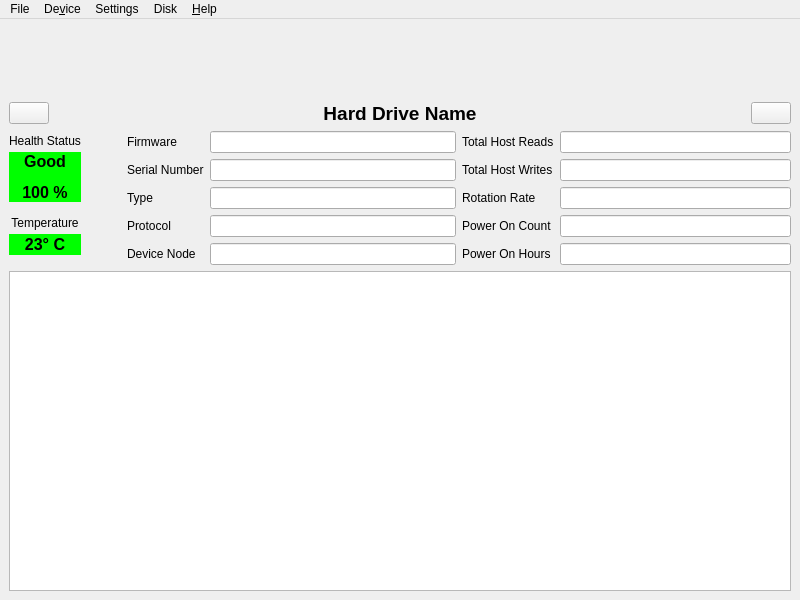
edisionnano/QDiskInfo, file src/mainwindow.ui: the form before one commit.
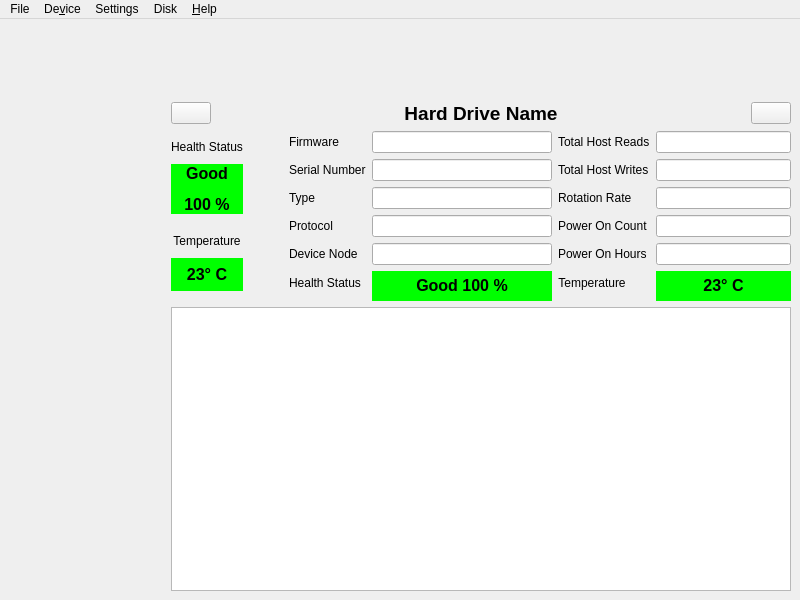
The form after the commit. Icons and pictures are not drawn.

Commit message: Add support for CrystalDiskInfo Anime Themes Closes #7

What changed in the file:
```diff
--- a/src/mainwindow.ui
+++ b/src/mainwindow.ui
@@ -30,46 +30,7 @@
    <layout class="QHBoxLayout" name="horizontalLayout_2">
     <item>
      <layout class="QGridLayout" name="gridLayout">
-      <item row="0" column="0">
-       <layout class="QHBoxLayout" name="disks">
-        <item>
-         <widget class="QScrollArea" name="scrollArea">
-          <property name="sizePolicy">
-           <sizepolicy hsizetype="Expanding" vsizetype="Fixed">
-            <horstretch>0</horstretch>
-            <verstretch>0</verstretch>
-           </sizepolicy>
-          </property>
-          <property name="frameShape">
-           <enum>QFrame::Shape::NoFrame</enum>
-          </property>
-          <property name="verticalScrollBarPolicy">
-           <enum>Qt::ScrollBarPolicy::ScrollBarAlwaysOff</enum>
-          </property>
-          <property name="widgetResizable">
-           <bool>true</bool>
-          </property>
-          <widget class="QWidget" name="scrollAreaWidgetContents">
-           <property name="geometry">
-            <rect>
-             <x>0</x>
-             <y>0</y>
-             <width>784</width>
-             <height>16</height>
-            </rect>
-           </property>
-           <property name="sizePolicy">
-            <sizepolicy hsizetype="Preferred" vsizetype="Fixed">
-             <horstretch>0</horstretch>
-             <verstretch>0</verstretch>
-            </sizepolicy>
-           </property>
-          </widget>
-         </widget>
-        </item>
-       </layout>
-      </item>
-      <item row="3" column="0">
+      <item row="3" column="1">
        <widget class="QTableWidget" name="dataTable">
         <property name="autoFillBackground">
          <bool>false</bool>
@@ -82,64 +43,7 @@
         </property>
        </widget>
       </item>
-      <item row="1" column="0">
-       <layout class="QHBoxLayout" name="navigation">
-        <item>
-         <widget class="QPushButton" name="previousButton">
-          <property name="text">
-           <string/>
-          </property>
-          <property name="icon">
-           <iconset theme="go-previous"/>
-          </property>
-         </widget>
-        </item>
-        <item>
-         <spacer name="horizontalSpacer_2">
-          <property name="orientation">
-           <enum>Qt::Orientation::Horizontal</enum>
-          </property>
-          <property name="sizeHint" stdset="0">
-           <size>
-            <width>40</width>
-            <height>20</height>
-           </size>
-          </property>
-         </spacer>
-        </item>
-        <item>
-         <widget class="QLabel" name="diskName">
-          <property name="text">
-           <string>&lt;html&gt;&lt;head/&gt;&lt;body&gt;&lt;p align=&quot;center&quot;&gt;&lt;span style=&quot; font-size:14pt; font-weight:700;&quot;&gt;Hard Drive Name&lt;/span&gt;&lt;/p&gt;&lt;/body&gt;&lt;/html&gt;</string>
-          </property>
-         </widget>
-        </item>
-        <item>
-         <spacer name="horizontalSpacer">
-          <property name="orientation">
-           <enum>Qt::Orientation::Horizontal</enum>
-          </property>
-          <property name="sizeHint" stdset="0">
-           <size>
-            <width>40</width>
-            <height>20</height>
-           </size>
-          </property>
-         </spacer>
-        </item>
-        <item>
-         <widget class="QPushButton" name="nextButton">
-          <property name="text">
-           <string/>
-          </property>
-          <property name="icon">
-           <iconset theme="go-next"/>
-          </property>
-         </widget>
-        </item>
-       </layout>
-      </item>
-      <item row="2" column="0">
+      <item row="2" column="1">
        <layout class="QHBoxLayout" name="info">
         <item>
          <layout class="QVBoxLayout" name="verticalLayout">
@@ -303,11 +207,43 @@
               <property name="text">
                <string/>
               </property>
+              <property name="frame">
+               <bool>true</bool>
+              </property>
               <property name="readOnly">
                <bool>true</bool>
               </property>
              </widget>
             </item>
+            <item row="5" column="1">
+             <widget class="QLabel" name="healthStatusValueLabelHorizontal">
+              <property name="enabled">
+               <bool>true</bool>
+              </property>
+              <property name="minimumSize">
+               <size>
+                <width>180</width>
+                <height>30</height>
+               </size>
+              </property>
+              <property name="styleSheet">
+               <string notr="true">background-color: rgb(0, 255, 0);</string>
+              </property>
+              <property name="text">
+               <string>&lt;html&gt;&lt;head/&gt;&lt;body&gt;&lt;p align=&quot;center&quot;&gt;&lt;span style=&quot; font-size:12pt; font-weight:700; color:#000000;&quot;&gt;Good 100 %&lt;/span&gt;&lt;/p&gt;&lt;/body&gt;&lt;/html&gt;</string>
+              </property>
+             </widget>
+            </item>
+            <item row="5" column="0">
+             <widget class="QLabel" name="healthStatusLabelHorizozontal">
+              <property name="enabled">
+               <bool>true</bool>
+              </property>
+              <property name="text">
+               <string>&lt;html&gt;&lt;head/&gt;&lt;body&gt;&lt;p align=&quot;center&quot;&gt;Health Status&lt;/p&gt;&lt;/body&gt;&lt;/html&gt;</string>
+              </property>
+             </widget>
+            </item>
             <item row="2" column="0">
              <widget class="QLabel" name="typeLabel">
               <property name="text">
@@ -400,12 +336,150 @@
               </property>
              </widget>
             </item>
+            <item row="5" column="1">
+             <widget class="QLabel" name="temperatureValueLabelHorizontal">
+              <property name="enabled">
+               <bool>true</bool>
+              </property>
+              <property name="minimumSize">
+               <size>
+                <width>135</width>
+                <height>30</height>
+               </size>
+              </property>
+              <property name="styleSheet">
+               <string notr="true">background-color: rgb(0, 255, 0);</string>
+              </property>
+              <property name="text">
+               <string>&lt;html&gt;&lt;head/&gt;&lt;body&gt;&lt;p align=&quot;center&quot;&gt;&lt;span style=&quot; font-size:12pt; font-weight:700; color:#000000;&quot;&gt;23° C&lt;/span&gt;&lt;/p&gt;&lt;/body&gt;&lt;/html&gt;</string>
+              </property>
+             </widget>
+            </item>
+            <item row="5" column="0">
+             <widget class="QLabel" name="temperatureLabelHorizontal">
+              <property name="enabled">
+               <bool>true</bool>
+              </property>
+              <property name="text">
+               <string>&lt;html&gt;&lt;head/&gt;&lt;body&gt;&lt;p align=&quot;center&quot;&gt;Temperature&lt;/p&gt;&lt;/body&gt;&lt;/html&gt;</string>
+              </property>
+             </widget>
+            </item>
            </layout>
           </item>
          </layout>
         </item>
        </layout>
       </item>
+      <item row="1" column="1">
+       <layout class="QHBoxLayout" name="navigation">
+        <item>
+         <widget class="QPushButton" name="previousButton">
+          <property name="text">
+           <string/>
+          </property>
+          <property name="icon">
+           <iconset theme="go-previous"/>
+          </property>
+         </widget>
+        </item>
+        <item>
+         <spacer name="horizontalSpacer_2">
+          <property name="orientation">
+           <enum>Qt::Orientation::Horizontal</enum>
+          </property>
+          <property name="sizeHint" stdset="0">
+           <size>
+            <width>40</width>
+            <height>20</height>
+           </size>
+          </property>
+         </spacer>
+        </item>
+        <item>
+         <widget class="QLabel" name="diskName">
+          <property name="text">
+           <string>&lt;html&gt;&lt;head/&gt;&lt;body&gt;&lt;p align=&quot;center&quot;&gt;&lt;span style=&quot; font-size:14pt; font-weight:700;&quot;&gt;Hard Drive Name&lt;/span&gt;&lt;/p&gt;&lt;/body&gt;&lt;/html&gt;</string>
+          </property>
+         </widget>
+        </item>
+        <item>
+         <spacer name="horizontalSpacer">
+          <property name="orientation">
+           <enum>Qt::Orientation::Horizontal</enum>
+          </property>
+          <property name="sizeHint" stdset="0">
+           <size>
+            <width>40</width>
+            <height>20</height>
+           </size>
+          </property>
+         </spacer>
+        </item>
+        <item>
+         <widget class="QPushButton" name="nextButton">
+          <property name="text">
+           <string/>
+          </property>
+          <property name="icon">
+           <iconset theme="go-next"/>
+          </property>
+         </widget>
+        </item>
+       </layout>
+      </item>
+      <item row="0" column="1">
+       <layout class="QHBoxLayout" name="disks">
+        <item>
+         <widget class="QScrollArea" name="scrollArea">
+          <property name="sizePolicy">
+           <sizepolicy hsizetype="Expanding" vsizetype="Fixed">
+            <horstretch>0</horstretch>
+            <verstretch>0</verstretch>
+           </sizepolicy>
+          </property>
+          <property name="frameShape">
+           <enum>QFrame::Shape::NoFrame</enum>
+          </property>
+          <property name="verticalScrollBarPolicy">
+           <enum>Qt::ScrollBarPolicy::ScrollBarAlwaysOff</enum>
+          </property>
+          <property name="widgetResizable">
+           <bool>true</bool>
+          </property>
+          <widget class="QWidget" name="scrollAreaWidgetContents">
+           <property name="geometry">
+            <rect>
+             <x>0</x>
+             <y>0</y>
+             <width>670</width>
+             <height>16</height>
+            </rect>
+           </property>
+           <property name="sizePolicy">
+            <sizepolicy hsizetype="Preferred" vsizetype="Fixed">
+             <horstretch>0</horstretch>
+             <verstretch>0</verstretch>
+            </sizepolicy>
+           </property>
+          </widget>
+         </widget>
+        </item>
+       </layout>
+      </item>
+      <item row="2" column="0">
+       <spacer name="horizontalSpacer_4">
+        <property name="orientation">
+         <enum>Qt::Orientation::Horizontal</enum>
+        </property>
+        <property name="sizeHint" stdset="0">
+         <size>
+          <width>40</width>
+          <height>20</height>
+         </size>
+        </property>
+       </spacer>
+      </item>
      </layout>
     </item>
    </layout>
```
Left out of the diff: 2 changed lines with no effect on the pictures. The commit also changes 16 other files.
